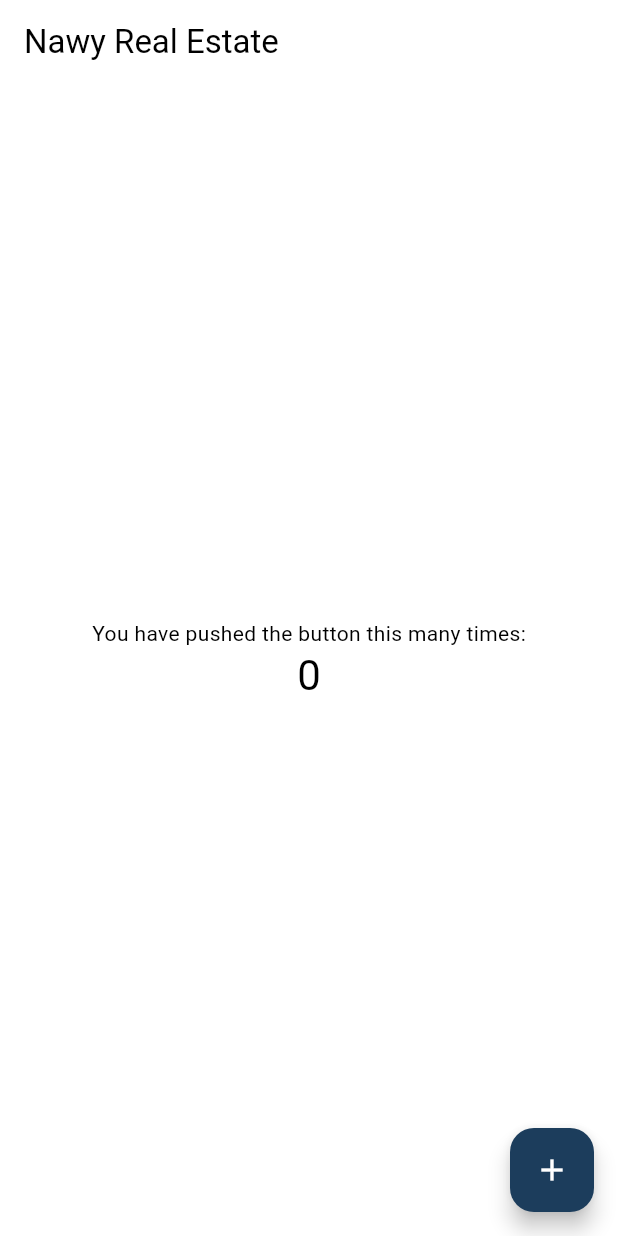
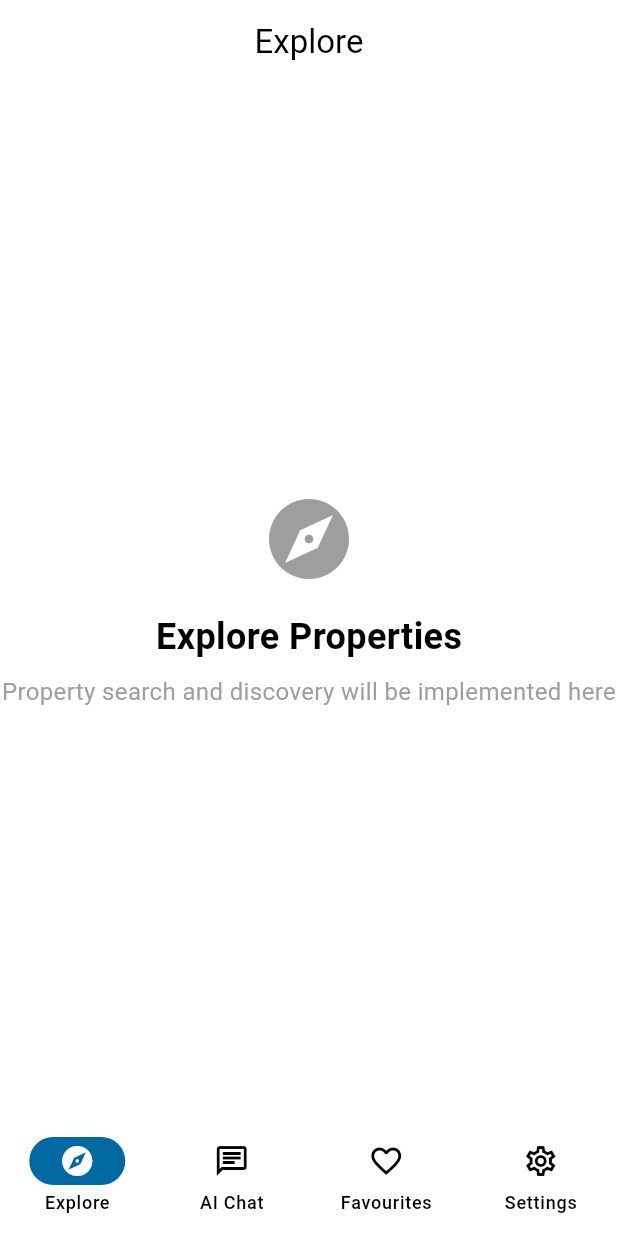
Before and after one commit to ISL270/nawy-ai-flutter-app, a Flutter app: the screen it shows after launch, on a phone screen of 412 x 824 dp. Run offline on Flutter 3.47's test engine with Material 3 defaults, Android fonts, the phone set to English and light mode, and no system bars; our stand-ins replace dio, equatable, flutter_bloc, get_it, injectable, logger and 1 more; generated files the repository leaves out were written again.

Commit message:
feat: implement home navigation with explore, AI chat, favourites, and settings pages

```diff
--- /dev/null
+++ b/lib/app/features/home/presentation/pages/explore_page.dart
@@ -0,0 +1,45 @@
+import 'package:flutter/material.dart';
+
+/// Explore page - Main property search and discovery page
+class ExplorePage extends StatelessWidget {
+  const ExplorePage({super.key});
+
+  @override
+  Widget build(BuildContext context) {
+    return Scaffold(
+      appBar: AppBar(
+        title: const Text('Explore'),
+        centerTitle: true,
+      ),
+      body: const Center(
+        child: Column(
+          mainAxisAlignment: MainAxisAlignment.center,
+          children: [
+            Icon(
+              Icons.explore,
+              size: 64,
+              color: Colors.grey,
+            ),
+            SizedBox(height: 16),
+            Text(
+              'Explore Properties',
+              style: TextStyle(
+                fontSize: 24,
+                fontWeight: FontWeight.bold,
+              ),
+            ),
+            SizedBox(height: 8),
+            Text(
+              'Property search and discovery will be implemented here',
+              textAlign: TextAlign.center,
+              style: TextStyle(
+                fontSize: 16,
+                color: Colors.grey,
+              ),
+            ),
+          ],
+        ),
+      ),
+    );
+  }
+}
--- /dev/null
+++ b/lib/app/features/home/presentation/pages/home_page.dart
@@ -0,0 +1,65 @@
+import 'package:flutter/material.dart';
+import 'explore_page.dart';
+import 'ai_chat_page.dart';
+import 'favourites_page.dart';
+import 'settings_page.dart';
+
+/// Home page with bottom navigation bar
+/// Contains four main sections: Explore, AI Chat, Favourites, Settings
+class HomePage extends StatefulWidget {
+  const HomePage({super.key});
+
+  @override
+  State<HomePage> createState() => _HomePageState();
+}
+
+class _HomePageState extends State<HomePage> {
+  int _currentIndex = 0;
+
+  final List<Widget> _pages = [
+    const ExplorePage(),
+    const AiChatPage(),
+    const FavouritesPage(),
+    const SettingsPage(),
+  ];
+
+  @override
+  Widget build(BuildContext context) {
+    return Scaffold(
+      body: IndexedStack(
+        index: _currentIndex,
+        children: _pages,
+      ),
+      bottomNavigationBar: NavigationBar(
+        selectedIndex: _currentIndex,
+        onDestinationSelected: (index) {
+          setState(() {
+            _currentIndex = index;
+          });
+        },
+        destinations: const [
+          NavigationDestination(
+            icon: Icon(Icons.explore_outlined),
+            selectedIcon: Icon(Icons.explore),
+            label: 'Explore',
+          ),
+          NavigationDestination(
+            icon: Icon(Icons.chat_outlined),
+            selectedIcon: Icon(Icons.chat),
+            label: 'AI Chat',
+          ),
+          NavigationDestination(
+            icon: Icon(Icons.favorite_outline),
+            selectedIcon: Icon(Icons.favorite),
+            label: 'Favourites',
+          ),
+          NavigationDestination(
+            icon: Icon(Icons.settings_outlined),
+            selectedIcon: Icon(Icons.settings),
+            label: 'Settings',
+          ),
+        ],
+      ),
+    );
+  }
+}
--- /dev/null
+++ b/lib/app/features/home/presentation/pages/pages.dart
@@ -0,0 +1,6 @@
+// Home feature pages barrel export
+export 'home_page.dart';
+export 'explore_page.dart';
+export 'ai_chat_page.dart';
+export 'favourites_page.dart';
+export 'settings_page.dart';
--- a/lib/main.dart
+++ b/lib/main.dart
@@ -1,6 +1,7 @@
 import 'package:flutter/material.dart';
 import 'package:nawy_app/app/core/injection/injection.dart';
 import 'package:nawy_app/app/core/theme/app_theme.dart';
+import 'package:nawy_app/app/features/home/presentation/pages/pages.dart';
 
 void main() async {
   WidgetsFlutterBinding.ensureInitialized();
@@ -19,51 +20,7 @@
     return MaterialApp(
       title: 'Nawy Real Estate App',
       theme: AppTheme.lightTheme,
-      home: const MyHomePage(title: 'Nawy Real Estate'),
+      home: const HomePage(),
     );
   }
 }
-
-class MyHomePage extends StatefulWidget {
-  const MyHomePage({super.key, required this.title});
-
-  final String title;
-
-  @override
-  State<MyHomePage> createState() => _MyHomePageState();
-}
-
-class _MyHomePageState extends State<MyHomePage> {
-  int _counter = 0;
-
-  void _incrementCounter() {
-    setState(() {
-      _counter++;
-    });
-  }
-
-  @override
-  Widget build(BuildContext context) {
-    return Scaffold(
-      appBar: AppBar(
-        backgroundColor: Theme.of(context).colorScheme.inversePrimary,
-
-        title: Text(widget.title),
-      ),
-      body: Center(
-        child: Column(
-          mainAxisAlignment: MainAxisAlignment.center,
-          children: <Widget>[
-            const Text('You have pushed the button this many times:'),
-            Text('$_counter', style: Theme.of(context).textTheme.headlineMedium),
-          ],
-        ),
-      ),
-      floatingActionButton: FloatingActionButton(
-        onPressed: _incrementCounter,
-        tooltip: 'Increment',
-        child: const Icon(Icons.add),
-      ),
-    );
-  }
-}
```
Also changed, not shown: lib/app/features/home/presentation/pages/ai_chat_page.dart (added, +45 -0 lines), lib/app/features/home/presentation/pages/favourites_page.dart (added, +45 -0 lines), lib/app/features/home/presentation/pages/settings_page.dart (added, +45 -0 lines), 1 other file.
